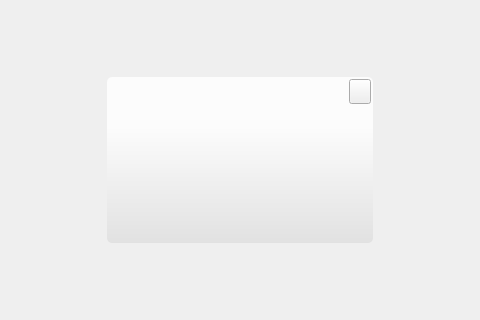
Old version of the form client/qtcpu800x600/base/interface/BaseWindow.ui in the repository alphaonex86/CatchChallenger; both pictures show x 160 to 640 and y 112 to 432 of the 800 by 600 pixel window.
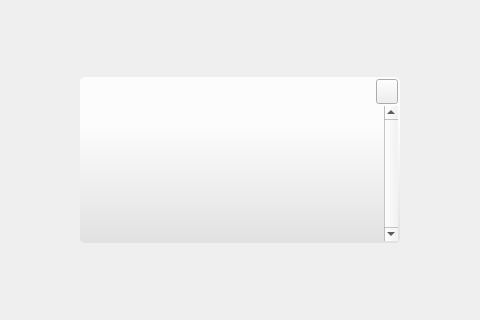
New version of the form. The open tabs and pages were chosen to show the change. Icons and pictures are not drawn.

Commit message: [Fix] click-on-sign walk→orient→trigger + pathfinder out-of-border crash

The edit to the form file:
```diff
--- a/client/qtcpu800x600/base/interface/BaseWindow.ui
+++ b/client/qtcpu800x600/base/interface/BaseWindow.ui
@@ -502,8 +502,14 @@
             <widget class="QFrame" name="IG_dialog">
              <property name="minimumSize">
               <size>
-               <width>100</width>
-               <height>100</height>
+               <width>320</width>
+               <height>140</height>
+              </size>
+             </property>
+             <property name="maximumSize">
+              <size>
+               <width>620</width>
+               <height>460</height>
               </size>
              </property>
              <property name="styleSheet">
@@ -601,44 +607,67 @@
                </layout>
               </item>
               <item>
-               <spacer name="verticalSpacer_9">
-                <property name="orientation">
-                 <enum>Qt::Orientation::Vertical</enum>
-                </property>
-                <property name="sizeHint" stdset="0">
-                 <size>
-                  <width>20</width>
-                  <height>40</height>
-                 </size>
-                </property>
-               </spacer>
-              </item>
-              <item>
-               <widget class="QLabel" name="IG_dialog_text">
+               <widget class="QScrollArea" name="IG_dialog_scroll">
                 <property name="styleSheet">
-                 <string notr="true">#IG_dialog_text{color: rgb(0, 0, 0);}</string>
+                 <string notr="true">#IG_dialog_scroll, #IG_dialog_scrollContents { background: transparent; border: none; }</string>
                 </property>
-                <property name="textFormat">
-                 <enum>Qt::TextFormat::RichText</enum>
+                <property name="frameShape">
+                 <enum>QFrame::NoFrame</enum>
                 </property>
-                <property name="wordWrap">
+                <property name="horizontalScrollBarPolicy">
+                 <enum>Qt::ScrollBarAlwaysOff</enum>
+                </property>
+                <property name="verticalScrollBarPolicy">
+                 <!-- AlwaysOn: reserve the scrollbar track so the word-wrapped
+                      QLabel keeps a constant width and never has its right edge
+                      clipped under the scrollbar when long text makes it appear.
+                      The thumb only fills the track when the text is taller than
+                      the box. -->
+                 <enum>Qt::ScrollBarAlwaysOn</enum>
+                </property>
+                <property name="sizeAdjustPolicy">
+                 <enum>QAbstractScrollArea::AdjustToContents</enum>
+                </property>
+                <property name="widgetResizable">
                  <bool>true</bool>
                 </property>
+                <widget class="QWidget" name="IG_dialog_scrollContents">
+                 <layout class="QVBoxLayout" name="IG_dialog_scrollLayout">
+                  <property name="spacing">
+                   <number>0</number>
+                  </property>
+                  <property name="leftMargin">
+                   <number>0</number>
+                  </property>
+                  <property name="topMargin">
+                   <number>0</number>
+                  </property>
+                  <property name="rightMargin">
+                   <number>0</number>
+                  </property>
+                  <property name="bottomMargin">
+                   <number>0</number>
+                  </property>
+                  <item>
+                   <widget class="QLabel" name="IG_dialog_text">
+                    <property name="styleSheet">
+                     <string notr="true">#IG_dialog_text{color: rgb(0, 0, 0); background: transparent;}</string>
+                    </property>
+                    <property name="textFormat">
+                     <enum>Qt::TextFormat::RichText</enum>
+                    </property>
+                    <property name="alignment">
+                     <set>Qt::AlignLeft|Qt::AlignTop</set>
+                    </property>
+                    <property name="wordWrap">
+                     <bool>true</bool>
+                    </property>
+                   </widget>
+                  </item>
+                 </layout>
+                </widget>
                </widget>
               </item>
-              <item>
-               <spacer name="verticalSpacer_10">
-                <property name="orientation">
-                 <enum>Qt::Orientation::Vertical</enum>
-                </property>
-                <property name="sizeHint" stdset="0">
-                 <size>
-                  <width>20</width>
-                  <height>40</height>
-                 </size>
-                </property>
-               </spacer>
-              </item>
              </layout>
             </widget>
            </item>
```
The commit also changes 21 other files.
